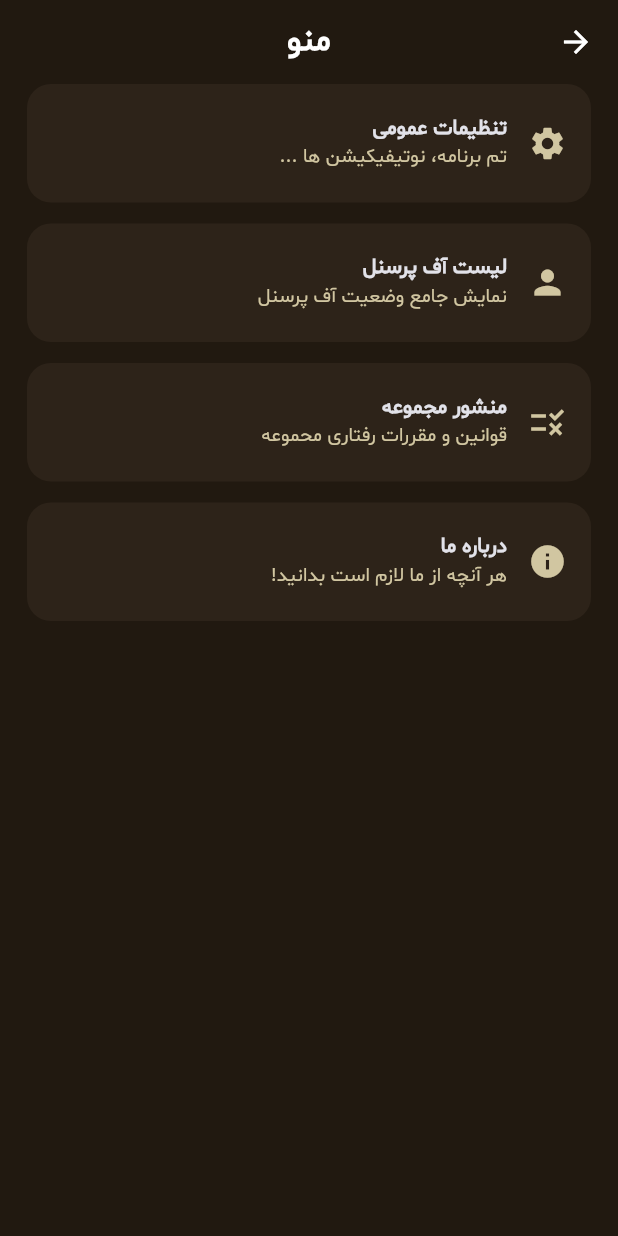
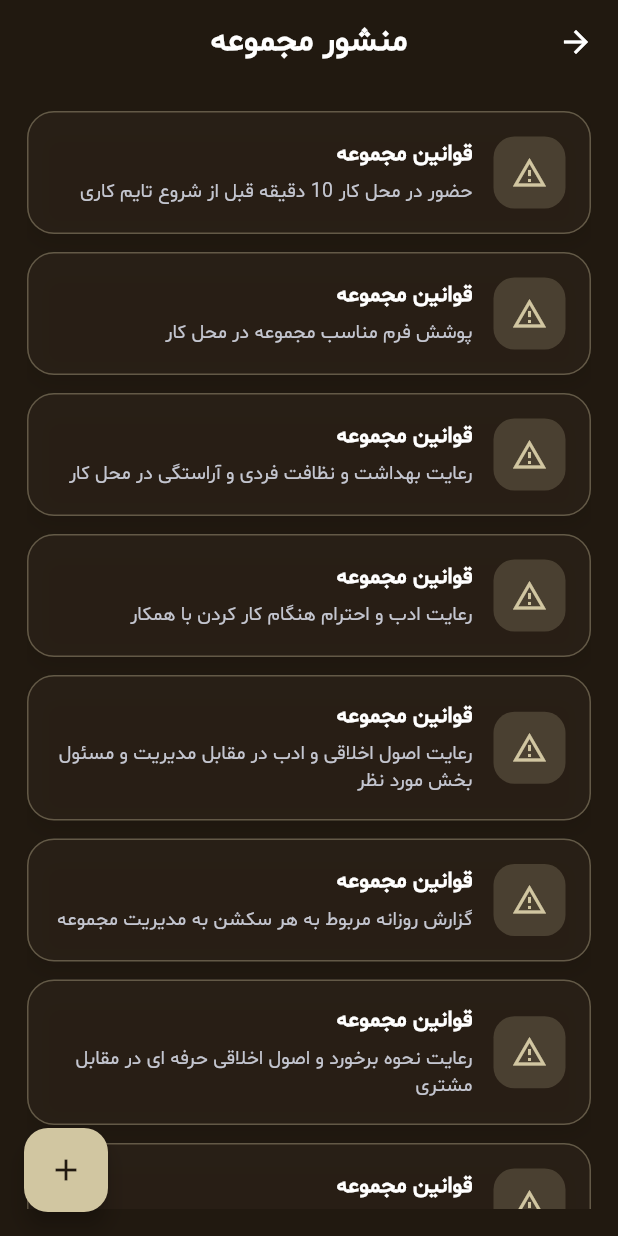
Before and after one commit to mahdi-dfr/cafe-management-app, a Flutter app: the MenuScreen screen opened by its route, after a tap on "منشور مجموعه", on a phone screen of 412 x 824 dp. Run offline on Flutter 3.47's test engine with Material 3 defaults, Android fonts, the phone set to English and light mode, and no system bars; our stand-ins replace dropdown_button2, flutter_animate, flutter_svg, get, loading_animation_widget, persistent_bottom_nav_bar; network calls fail.

Commit message:
[FEAT] add vheter part

```diff
--- a/lib/feature/home/presenation/screen/personnle/personnle_management.dart
+++ b/lib/feature/home/presenation/screen/personnle/personnle_management.dart
@@ -6,7 +6,6 @@ import 'package:flutter/material.dart';
 import 'package:get/get.dart';
 
 import '../../../../../core/constants/constant.dart';
-import '../../../../../core/resource/assets_route.dart';
 import '../../../../../muck_models/personnle_model.dart';
 import 'add_user_screen.dart';
 
@@ -21,6 +20,7 @@ class _PersonnelListState extends State<PersonnelList>
     with SingleTickerProviderStateMixin {
   late AnimationController _controller;
   double lastOffset = 0;
+  bool isScrollingDown = false;
 
   @override
   void initState() {
@@ -38,7 +38,7 @@ class _PersonnelListState extends State<PersonnelList>
     super.dispose();
   }
 
-  bool isScrollingDown = false;
+
 
   @override
   Widget build(BuildContext context) {
--- /dev/null
+++ b/lib/feature/menu/presentation/group_charter.dart
@@ -0,0 +1,98 @@
+import 'package:cafe_app/muck_models/personnle_model.dart';
+import 'package:flutter/material.dart';
+
+import '../../../core/resource/app_colors.dart';
+import '../../home/presenation/widgets/personnle/user_management.dart';
+
+class GroupCharter extends StatefulWidget {
+  const GroupCharter({super.key});
+
+  @override
+  State<GroupCharter> createState() => _GroupCharterState();
+}
+
+class _GroupCharterState extends State<GroupCharter>  with SingleTickerProviderStateMixin{
+  late AnimationController _controller;
+  double lastOffset = 0;
+  bool isScrollingDown = false;
+
+  @override
+  void initState() {
+    super.initState();
+    _controller = AnimationController(
+      vsync: this,
+      duration: const Duration(milliseconds: 200),
+      value: 1,
+    );
+  }
+
+  @override
+  void dispose() {
+    _controller.dispose();
+    super.dispose();
+  }
+
+  @override
+  Widget build(BuildContext context) {
+    return Scaffold(
+      floatingActionButton: FadeTransition(
+        opacity: _controller,
+        child: ScaleTransition(
+          scale: _controller,
+          child: FloatingActionButton(
+            onPressed: () {
+
+            },
+            backgroundColor: AppColors.secondaryColor,
+            child: Icon(Icons.add, color: AppColors.backgroundColor),
+          ),
+        ),
+      ),
+      backgroundColor: AppColors.backgroundColor,
+      appBar: AppBar(
+        title: const Text('منشور مجموعه', style: TextStyle(fontWeight: FontWeight.bold)),
+        centerTitle: true,
+        backgroundColor: Colors.transparent,
+        elevation: 0,
+      ),
+      body: NotificationListener<ScrollNotification>(
+        onNotification: (notif) {
+          final currentOffset = notif.metrics.pixels;
+
+          if (currentOffset > lastOffset) {
+            if (!isScrollingDown) {
+              isScrollingDown = true;
+              _controller.reverse();
+            }
+          } else if (currentOffset < lastOffset) {
+            if (isScrollingDown) {
+              isScrollingDown = false;
+              _controller.forward();
+            }
+          }
+
+          lastOffset = currentOffset;
+          return true;
+        },
+        child: SafeArea(
+          child: Padding(
+            padding: const EdgeInsets.symmetric(horizontal: 18, vertical: 18),
+            child: ListView.separated(
+              itemBuilder: (context, index) {
+                return ResponsibilityTile(
+                  icon: Icons.warning_amber_outlined,
+                  title: 'قوانین مجموعه',
+                  subtitle: charter[index],
+                  accent: AppColors.secondaryColor,);
+              },
+              separatorBuilder: (context, index) {
+                return SizedBox(height: 12);
+              },
+              itemCount: charter.length,
+            ),
+          ),
+        ),
+      ),
+    );
+  }
+}
--- a/lib/feature/menu/presentation/menu_Screen.dart
+++ b/lib/feature/menu/presentation/menu_Screen.dart
@@ -1,7 +1,9 @@
 import 'package:cafe_app/core/widgets/item_tile.dart';
 import 'package:flutter/material.dart';
+import 'package:get/get.dart';
 
 import '../../../core/resource/app_colors.dart';
+import 'group_charter.dart';
 
 class MenuScreen extends StatelessWidget {
   const MenuScreen({super.key});
@@ -11,7 +13,7 @@ class MenuScreen extends StatelessWidget {
     return Scaffold(
       backgroundColor: AppColors.backgroundColor,
       appBar: AppBar(
-        title: const Text('منو', style: TextStyle(fontWeight: FontWeight.bold),),
+        title: const Text('منو', style: TextStyle(fontWeight: FontWeight.bold)),
         centerTitle: true,
         backgroundColor: Colors.transparent,
         elevation: 0,
@@ -23,18 +25,40 @@ class MenuScreen extends StatelessWidget {
             padding: const EdgeInsets.symmetric(horizontal: 18),
             child: Column(
               children: [
-                  ItemTile(title: 'تنظیمات عمومی', subtitle: 'تم برنامه، نوتیفیکیشن ها ...', icon: Icons.settings, onTap: () {  },),
-                  SizedBox(height: 14,),
-                  ItemTile(title: 'لیست آف پرسنل', subtitle: 'نمایش جامع وضعیت آف پرسنل', icon: Icons.person, onTap: () {  },),
-                  SizedBox(height: 14,),
-                  ItemTile(title: 'منشور مجموعه', subtitle: 'قوانین و مقررات رفتاری محموعه', icon: Icons.rule, onTap: () {  },),
-                  SizedBox(height: 14,),
-                  ItemTile(title: 'درباره ما', subtitle: 'هر آنچه از ما لازم است بدانید!', icon: Icons.info, onTap: () {  },),
-                  SizedBox(height: 14,),
+                ItemTile(
+                  title: 'تنظیمات عمومی',
+                  subtitle: 'تم برنامه، نوتیفیکیشن ها ...',
+                  icon: Icons.settings,
+                  onTap: () {},
+                ),
+                SizedBox(height: 14),
+                ItemTile(
+                  title: 'لیست آف پرسنل',
+                  subtitle: 'نمایش جامع وضعیت آف پرسنل',
+                  icon: Icons.person,
+                  onTap: () {},
+                ),
+                SizedBox(height: 14),
+                ItemTile(
+                  title: 'منشور مجموعه',
+                  subtitle: 'قوانین و مقررات رفتاری محموعه',
+                  icon: Icons.rule,
+                  onTap: () {
+                    Get.to(GroupCharter());
+                  },
+                ),
+                SizedBox(height: 14),
+                ItemTile(
+                  title: 'درباره ما',
+                  subtitle: 'هر آنچه از ما لازم است بدانید!',
+                  icon: Icons.info,
+                  onTap: () {},
+                ),
+                SizedBox(height: 14),
               ],
             ),
           ),
-          )
+        ),
       ),
     );
   }
--- a/lib/muck_models/personnle_model.dart
+++ b/lib/muck_models/personnle_model.dart
@@ -45,3 +45,19 @@ Map<int, dynamic> convertDayOff = {
   5: 'پنجشنبه',
   6: 'جمعه',
 };
+
+
+List<String> charter = [
+  'حضور در محل کار 10 دقیقه قبل از شروع تایم کاری',
+  'پوشش فرم مناسب مجموعه در محل کار',
+  'رعایت بهداشت و نظافت فردی و آراستگی در محل کار',
+  'رعایت ادب و احترام هنگام کار کردن با همکار',
+  'رعایت اصول اخلاقی و ادب در مقابل مدیریت و مسئول بخش مورد نظر',
+  'گزارش روزانه مربوط به هر سکشن به مدیریت مجموعه',
+  'رعایت نحوه برخورد و اصول اخلاقی حرفه ای در مقابل مشتری',
+  'رعایت تکنیکال اصول و قواعد هر سکشن',
+  'هماهنگی با مدیر مربوطه برای ورود و خروج از محیط کار',
+  'در صورت بروز هر گونه مشکل به مدیر اطلاع دهید',
+  'مظافت کامل هر سکشن قبل از اتمام شیفت',
+  'ارسال فیلم بک واش هر سکشن در گروه قبل از تحویل شیفت',
+];
```
Also changed, not shown: lib/feature/home/presenation/widgets/personnle/user_management.dart (+94 -284 lines). Lines whose indentation alone changed are shown as unchanged.
